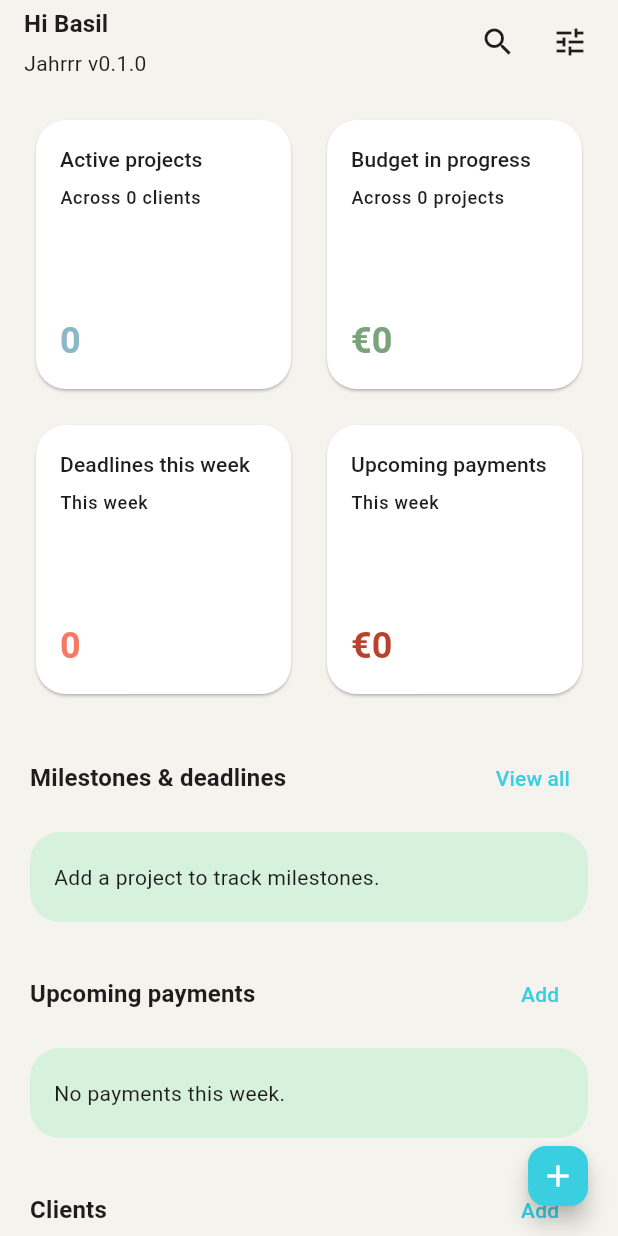
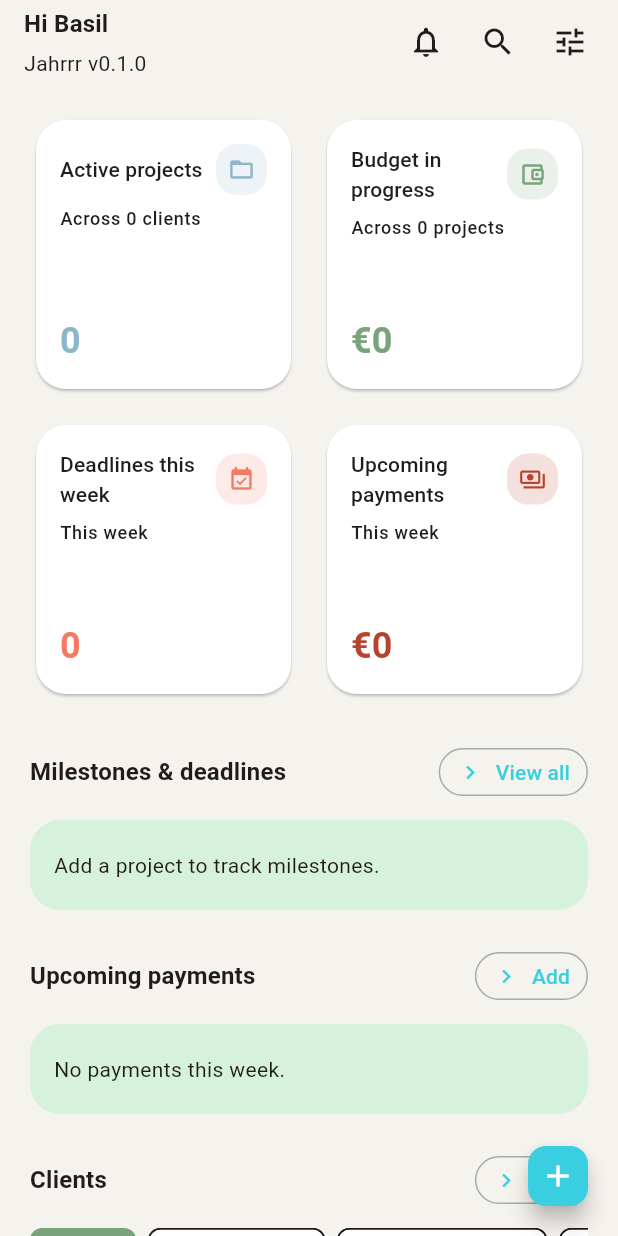
Before and after one commit to artemovbasil-oss/jahrrr, a Flutter app: the screen it shows after launch, on a phone screen of 412 x 824 dp. Run offline on Flutter 3.47's test engine with Material 3 defaults, Android fonts, the phone set to English and light mode, and no system bars; our stand-ins replace package_info_plus, shared_preferences.

Commit message:
Enhance dashboard cards and headers

```diff
--- a/lib/widgets/section_header.dart
+++ b/lib/widgets/section_header.dart
@@ -23,9 +23,18 @@ class SectionHeader extends StatelessWidget {
                 fontWeight: FontWeight.w600,
               ),
         ),
-        TextButton(
+        OutlinedButton.icon(
           onPressed: onActionPressed,
-          child: Text(actionLabel),
+          style: OutlinedButton.styleFrom(
+            visualDensity: VisualDensity.compact,
+            padding: const EdgeInsets.symmetric(horizontal: 12, vertical: 6),
+            shape: const StadiumBorder(),
+          ),
+          icon: const Icon(
+            Icons.chevron_right,
+            size: 18,
+          ),
+          label: Text(actionLabel),
         ),
       ],
     );
--- a/lib/widgets/stat_card.dart
+++ b/lib/widgets/stat_card.dart
@@ -7,6 +7,7 @@ class StatCard extends StatelessWidget {
     required this.value,
     required this.subtitle,
     required this.color,
+    required this.icon,
     this.onTap,
   });
 
@@ -14,6 +15,7 @@ class StatCard extends StatelessWidget {
   final String value;
   final String subtitle;
   final Color color;
+  final IconData icon;
   final VoidCallback? onTap;
 
   @override
@@ -27,13 +29,32 @@ class StatCard extends StatelessWidget {
           child: Column(
             crossAxisAlignment: CrossAxisAlignment.start,
             children: [
-              Text(
-                title,
-                maxLines: 2,
-                overflow: TextOverflow.ellipsis,
-                style: Theme.of(context).textTheme.titleSmall?.copyWith(
-                      color: Theme.of(context).colorScheme.onSurfaceVariant,
+              Row(
+                mainAxisAlignment: MainAxisAlignment.spaceBetween,
+                children: [
+                  Flexible(
+                    child: Text(
+                      title,
+                      maxLines: 2,
+                      overflow: TextOverflow.ellipsis,
+                      style: Theme.of(context).textTheme.titleSmall?.copyWith(
+                            color: Theme.of(context).colorScheme.onSurfaceVariant,
+                          ),
                     ),
+                  ),
+                  Container(
+                    padding: const EdgeInsets.all(8),
+                    decoration: BoxDecoration(
+                      color: color.withOpacity(0.16),
+                      borderRadius: BorderRadius.circular(14),
+                    ),
+                    child: Icon(
+                      icon,
+                      size: 18,
+                      color: color,
+                    ),
+                  ),
+                ],
               ),
               const SizedBox(height: 8),
               Text(
```
Also changed, not shown: lib/screens/dashboard_screen.dart (+30 -7 lines).
